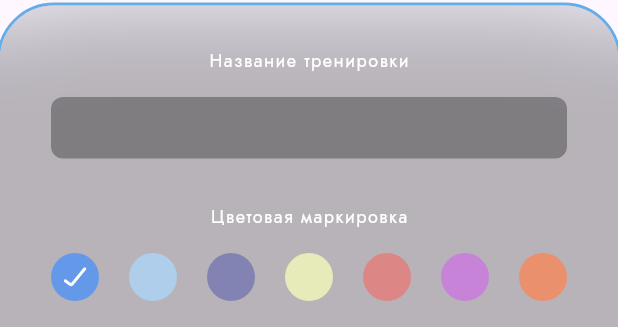
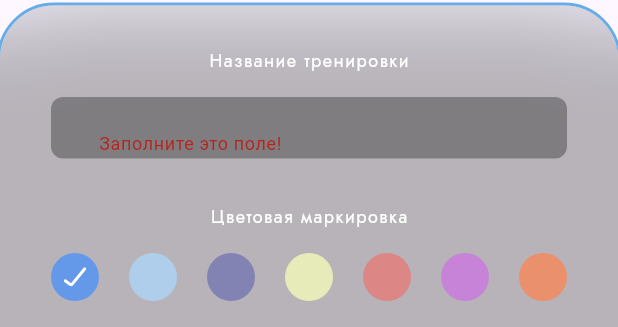
Before and after one commit to DianaTalantbekova/gym_lab, a Flutter app: what showCreateTrainingModalBottomSheet() shows on an empty page, opened directly, after a tap on "СОХРАНИТЬ", on a phone screen of 412 x 824 dp. Shown: the part 701-1028 px from the top of the screen. Run offline on Flutter 3.47's test engine with Material 3 defaults, Android fonts, the phone set to English and light mode, and no system bars; our stand-ins replace bloc, firebase_core, flutter_bloc, flutter_screenutil, flutter_svg, freezed_annotation and 5 more; missing offline and left inert: dart:ffi; accounts and stored records are empty; generated files the repository leaves out were written again.

Commit message:
added training bloc,

```diff
--- a/lib/src/domain/entity/training_entity.dart
+++ b/lib/src/domain/entity/training_entity.dart
@@ -2,14 +2,14 @@ import 'package:flutter/material.dart';
 
 class TrainingEntity {
   final String name;
-  final Color color;
+  final int color;
   final List<ExerciseEntity>? exercises;
-  final DateTime day;
+  // final DateTime day;
 
   TrainingEntity({
     required this.name,
     required this.color,
-    required this.day,
+    // required this.day,
     this.exercises,
   });
 }
--- /dev/null
+++ b/lib/src/ui/screens/training/bloc/training_event.dart
@@ -0,0 +1,9 @@
+part of 'training_bloc.dart';
+
+@freezed
+class TrainingEvent with _$TrainingEvent {
+  const factory TrainingEvent.started() = Started;
+
+  const factory TrainingEvent.addNewTraining(
+      {required TrainingEntity newTraining}) = AddNewTraining;
+}
--- /dev/null
+++ b/lib/src/ui/screens/training/bloc/training_state.dart
@@ -0,0 +1,10 @@
+part of 'training_bloc.dart';
+
+@freezed
+class TrainingState with _$TrainingState {
+  const factory TrainingState.initial({
+    @Default(true) isLoading,
+    required List<TrainingEntity> trainings,
+    String? error,
+  }) = _Initial;
+}
--- a/lib/src/ui/widgets/bottom_sheets.dart
+++ b/lib/src/ui/widgets/bottom_sheets.dart
@@ -2,8 +2,13 @@ import 'dart:ui';
 
 import 'package:flutter/gestures.dart';
 import 'package:flutter/material.dart';
+import 'package:flutter_bloc/flutter_bloc.dart';
 import 'package:gap/gap.dart';
+import 'package:go_router/go_router.dart';
 import 'package:gym_labb/gen/assets.gen.dart';
+import 'package:gym_labb/src/domain/entity/training_entity.dart';
+import 'package:gym_labb/src/ui/blocs/workout_bloc/workout_bloc.dart';
+import 'package:gym_labb/src/ui/screens/training/bloc/training_bloc.dart';
 
 import '../../infrastructure/resources/app_colors.dart';
 import '../../infrastructure/resources/app_styles.dart';
@@ -14,6 +19,9 @@ import '../screens/training/widgets/keyboard_key.dart';
 
 class BottomSheets {
   static void showCreateTrainingModalBottomSheet(BuildContext context) {
+    final key = GlobalKey<FormState>();
+    late String name;
+    int color = 4284783081;
     showModalBottomSheet(
       context: context,
       useRootNavigator: true,
@@ -22,6 +30,9 @@ class BottomSheets {
       barrierColor: Colors.transparent,
       constraints: const BoxConstraints(maxHeight: 353),
       builder: (context) {
+        return BlocProvider(
+          create: (context) => WorkoutBloc(),
+          child: Builder(builder: (context) {
             return Container(
               clipBehavior: Clip.antiAlias,
               decoration: BoxDecoration(
@@ -43,6 +54,8 @@ class BottomSheets {
                 ),
                 child: Padding(
                   padding: const EdgeInsets.symmetric(horizontal: 34),
+                  child: Form(
+                    key: key,
                     child: Column(
                       children: [
                         const Gap(28),
@@ -52,7 +65,15 @@ class BottomSheets {
                         ),
                         const Gap(16),
                         GLTextFormField(
-                    onChanged: (value) {},
+                          validator: (value) {
+                            if (value == null || value.isEmpty) {
+                              return 'Заполните это поле!';
+                            }
+                            return null;
+                          },
+                          onChanged: (value) {
+                            name = value;
+                          },
                         ),
                         const Gap(30),
                         Text(
@@ -61,15 +82,46 @@ class BottomSheets {
                         ),
                         const Gap(16),
                         ColorPicker(
-                    onSelected: (value) {},
+                          onSelected: (value) {
+                            color = value;
+                            print(color);
+                          },
                         ),
                         const Spacer(),
                         ConstrainedBox(
                           constraints: const BoxConstraints(maxWidth: 217),
-                    child: GLButton(
+                          child: BlocConsumer<WorkoutBloc, WorkoutState>(
+                            builder: (context, state) {
+                              return GLButton(
                                 color: AppColors.blue,
                                 text: "СОХРАНИТЬ",
-                      onPressed: () {},
+                                loading: state.isLoading,
+                                onPressed: () {
+                                  if (key.currentState?.validate() == true) {
+                                    context.read<WorkoutBloc>().add(
+                                          WorkoutEvent.create(
+                                            name: name,
+                                            color: color,
+                                          ),
+                                        );
+                                  }
+                                },
+                              );
+                            },
+                            listener:
+                                (BuildContext context, WorkoutState state) {
+                              if (state.name != null) {
+                                context.read<TrainingBloc>().add(
+                                      TrainingEvent.addNewTraining(
+                                        newTraining: TrainingEntity(
+                                          name: state.name!,
+                                          color: state.color!,
+                                        ),
+                                      ),
+                                    );
+                                context.pop();
+                              }
+                            },
                           ),
                         ),
                         const Gap(48),
@@ -77,6 +129,9 @@ class BottomSheets {
                     ),
                   ),
                 ),
+              ),
+            );
+          }),
         );
       },
     );
@@ -265,7 +320,8 @@ class BottomSheets {
     );
   }
 
-  static void showKeyboardModalBottomSheet(BuildContext context, VoidCallback onClose) {
+  static void showKeyboardModalBottomSheet(
+      BuildContext context, VoidCallback onClose) {
     showModalBottomSheet(
       context: context,
       useRootNavigator: true,
@@ -276,7 +332,8 @@ class BottomSheets {
       builder: (context) {
         return Container(
           clipBehavior: Clip.antiAlias,
-          decoration: const BoxDecoration(color: AppColors.modalBottomSheetColor),
+          decoration:
+              const BoxDecoration(color: AppColors.modalBottomSheetColor),
           child: BackdropFilter(
             filter: ImageFilter.blur(
               sigmaX: 30,
@@ -356,5 +413,4 @@ class BottomSheets {
       },
     );
   }
-
 }
--- a/lib/src/ui/widgets/buttons.dart
+++ b/lib/src/ui/widgets/buttons.dart
@@ -44,6 +44,7 @@ class GLButton extends StatelessWidget {
     required this.text,
     this.icon,
     required this.onPressed,
+    this.loading = false,
   }) : blur = blur ?? false;
 
   final bool blur;
@@ -51,6 +52,7 @@ class GLButton extends StatelessWidget {
   final String text;
   final Widget? icon;
   final VoidCallback onPressed;
+  final bool loading;
 
   @override
   Widget build(BuildContext context) {
@@ -79,11 +81,13 @@ class GLButton extends StatelessWidget {
               ),
             ),
           Center(
-            child: Text(
-              text,
-              style: AppStyles.jost14Bold
-                  .copyWith(color: color ?? AppColors.white),
-            ),
+            child: loading
+                ? const CircularProgressIndicator()
+                : Text(
+                    text,
+                    style: AppStyles.jost14Bold
+                        .copyWith(color: color ?? AppColors.white),
+                  ),
           ),
         ],
       ),
--- a/lib/src/ui/widgets/gl_text_form_field.dart
+++ b/lib/src/ui/widgets/gl_text_form_field.dart
@@ -10,13 +10,14 @@ class GLTextFormField extends StatelessWidget {
     this.initialValue,
     this.hintText,
     this.icon,
-    required this.onChanged,
+    required this.onChanged, this.validator,
   });
 
   final String? hintText;
   final Widget? icon;
   final String? initialValue;
   final ValueChanged<String> onChanged;
+  final String? Function(String?)? validator;
 
   @override
   Widget build(BuildContext context) {
@@ -40,6 +41,7 @@ class GLTextFormField extends StatelessWidget {
             const Gap(32),
           Expanded(
             child: TextFormField(
+              validator: validator,
               initialValue: initialValue,
               onChanged: onChanged,
               cursorColor: AppColors.white,
--- a/pubspec.yaml
+++ b/pubspec.yaml
@@ -33,12 +33,16 @@ dependencies:
   firebase_auth: ^4.19.1
 
   google_sign_in: ^6.2.1
+  flutter_bloc: ^8.1.5
+  cloud_firestore: ^4.16.1
 
 dev_dependencies:
   flutter_test:
     sdk: flutter
-  build_runner: any
+  build_runner: ^2.4.9
   flutter_gen_runner: ^5.4.0
+  freezed: ^2.5.2
+  freezed_annotation: ^2.4.1
 
   # The "flutter_lints" package below contains a set of recommended lints to
   # encourage good coding practices. The lint set provided by the package is
```
Also changed, not shown: lib/gen/assets.gen.dart (+16 -20 lines), lib/src/app.dart (+11 -6 lines), lib/src/ui/blocs/workout_bloc/workout_bloc.dart (added, +24 -0 lines), lib/src/ui/blocs/workout_bloc/workout_event.dart (added, +13 -0 lines), lib/src/ui/blocs/workout_bloc/workout_state.dart (added, +10 -0 lines), lib/src/ui/screens/training/bloc/training_bloc.dart (added, +38 -0 lines), lib/src/ui/screens/training/training_screen.dart (+34 -21 lines), lib/src/ui/widgets/training_card.dart (+12 -13 lines), pubspec.lock, 3 other files. Lines whose indentation alone changed are shown as unchanged.
